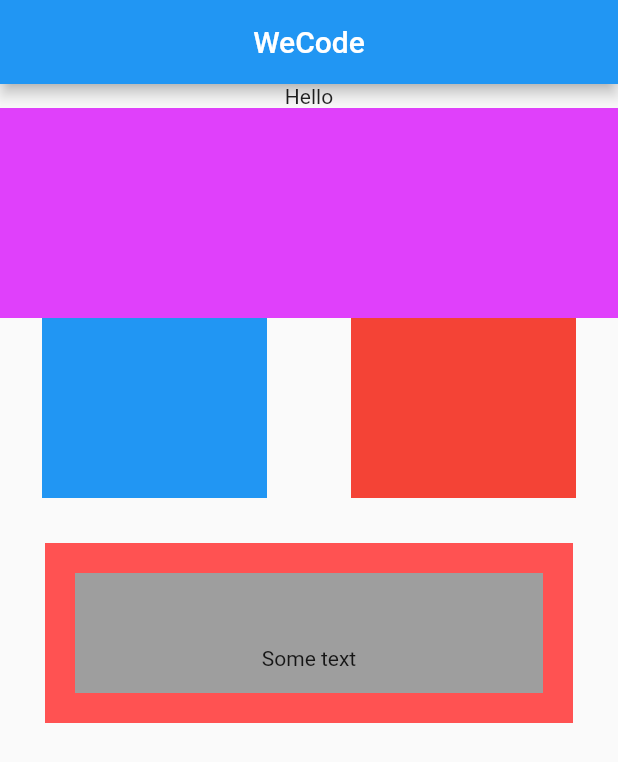
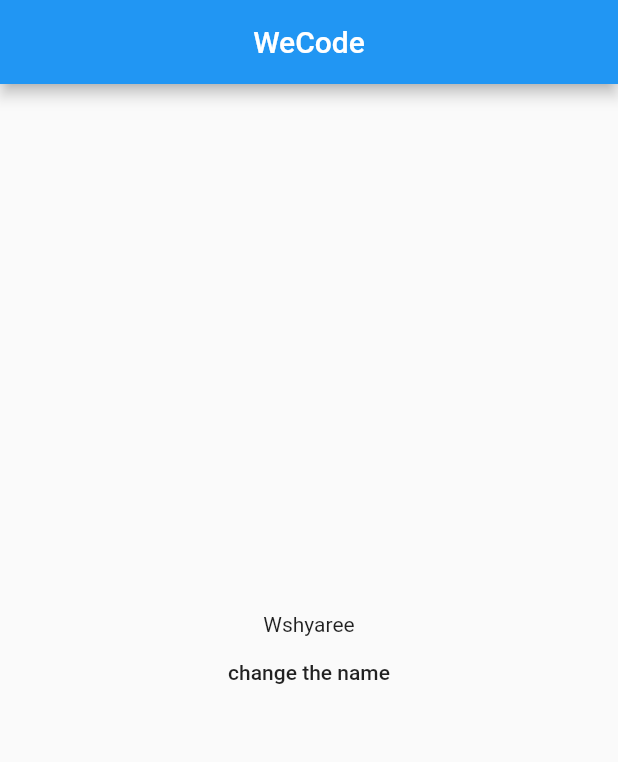
Before and after one commit to hooshyar/WeCode_MA, a Flutter app: the screen it shows after launch, on a phone screen of 412 x 824 dp. Shown: the top 762 px of the screen. Run offline on Flutter 3.47's test engine with Material 2 defaults, Android fonts, the phone set to English and light mode, and no system bars.

Commit message:
to understand the state management we added a button which changes a variable value

```diff
--- a/WeekTwo/projects/wecode_flutter_1/lib/src/wecode_app.dart
+++ b/WeekTwo/projects/wecode_flutter_1/lib/src/wecode_app.dart
@@ -3,8 +3,16 @@ import 'package:flutter/material.dart';
 // created this class as starting point
 // note: this is a stateless widget
 
-class WeCodeApp extends StatelessWidget {
+class WeCodeApp extends StatefulWidget {
   WeCodeApp({Key? key}) : super(key: key);
+
+  @override
+  State<WeCodeApp> createState() => _WeCodeAppState();
+}
+
+class _WeCodeAppState extends State<WeCodeApp> {
+  String mainName = 'Wshyaree';
+  // we want to change this name to Hama
 
   @override
   Widget build(BuildContext context) {
@@ -15,39 +23,18 @@ class WeCodeApp extends StatelessWidget {
           title: Text('WeCode'),
           centerTitle: true,
         ),
-        body: Container(
+        body: Center(
           child: Column(
+            mainAxisAlignment: MainAxisAlignment.center,
             children: [
-              Text('Hello'),
-              Container(
-                decoration: BoxDecoration(color: Colors.purpleAccent[200]),
-                height: 140,
-              ),
-              Row(
-                mainAxisAlignment: MainAxisAlignment.spaceAround,
-                children: [
-                  Container(
-                    width: 150,
-                    height: 120,
-                    color: Colors.blue,
-                  ),
-                  Container(width: 150, height: 120, color: Colors.red),
-                ],
-              ),
-              Container(
-                margin: EdgeInsets.all(30),
-                height: 120,
-                color: Colors.redAccent[200],
-                child: Container(
-                  alignment: Alignment.bottomCenter,
-                  padding: EdgeInsets.only(bottom: 15),
-                  margin: EdgeInsets.all(20),
-                  height: 50,
-                  width: double.infinity,
-                  color: Colors.grey,
-                  child: Text('Some text'),
-                ),
-              )
+              Text(mainName),
+              MaterialButton(
+                  child: Text('change the name'),
+                  onPressed: () {
+                    setState(() {
+                      mainName = 'hama';
+                    });
+                  })
             ],
           ),
         ),
```
